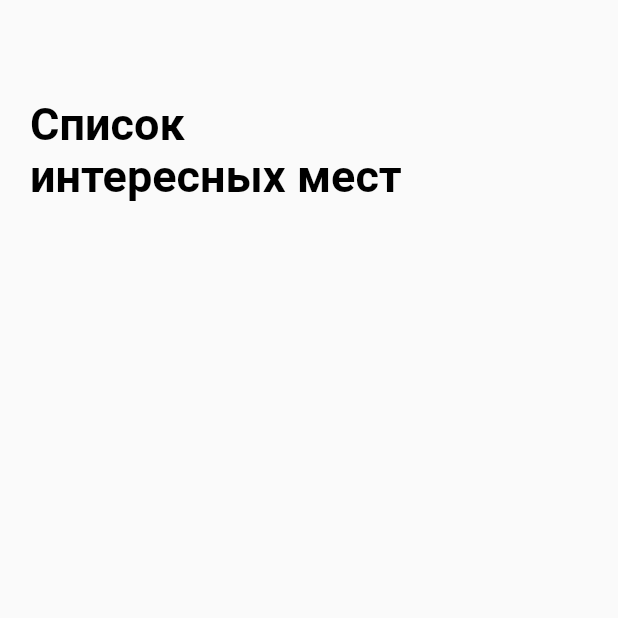
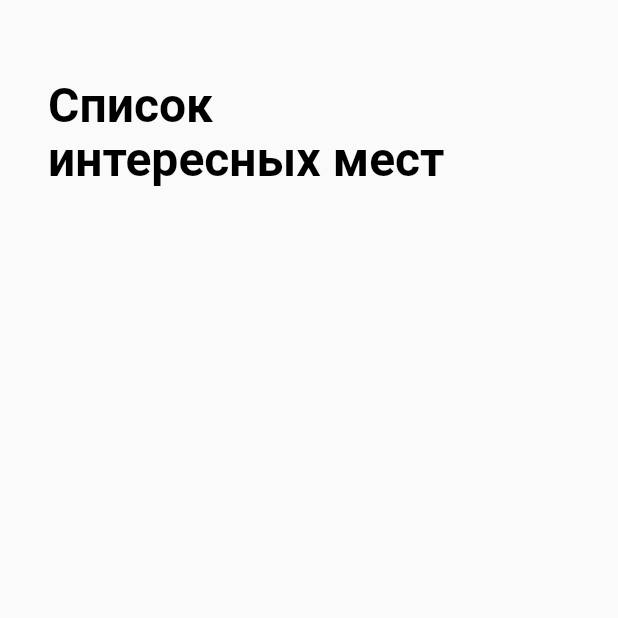
Before and after one commit to Vadim-T0/surf_places, a Flutter app: the screen it shows after launch, on a phone screen of 412 x 824 dp, the top half of it. Run offline on Flutter 3.47's test engine with Material 2 defaults, Android fonts, the phone set to English and light mode, and no system bars.

Commit message:
4.4.1 Text и TextStyle v2.

```diff
--- a/lib/main.dart
+++ b/lib/main.dart
@@ -14,6 +14,8 @@ class _AppState extends State<App> {
   @override
   Widget build(BuildContext context) {
     return MaterialApp(
+      debugShowCheckedModeBanner: false,
+      theme: ThemeData(fontFamily: 'Roboto'),
       home: SightListScreen(),
       title: 'App Title',
     );
--- a/lib/ui/screen/sight_list_screen.dart
+++ b/lib/ui/screen/sight_list_screen.dart
@@ -15,19 +15,22 @@ class _SightListScreenState extends State<SightListScreen> {
     return Scaffold(
       resizeToAvoidBottomInset: false,
       appBar: AppBar(
-        title: Text(
-          "Список\nинтересных мест",
-          maxLines: 2,
-          style: TextStyle(color: Colors.black, fontSize: 30, fontWeight: FontWeight.bold),
-          textAlign: TextAlign.left,
+        title: Padding(
+          padding: EdgeInsets.fromLTRB(16, 40, 16, 0), // Отступы из Figma
+          child: Text(
+            "Список\nинтересных мест",
+            style: TextStyle(
+              color: Colors.black,
+              fontSize: 32,
+              height: 36 / 32,
+              fontWeight: FontWeight.w700,
+            ),
+            textAlign: TextAlign.left,
+          ),
         ),
-        backgroundColor: Colors.transparent,
-        elevation: 0,
-        titleSpacing: 20,
-        toolbarHeight: 200,
-      ),
-      body: Center(
-        //   child: Text("Hello!"),
+        backgroundColor: Colors.transparent, // Прозрачный AppBar
+        elevation: 0, // Тень
+        toolbarHeight: 136, // Из Figma 64+72
       ),
     );
   }
```
Also changed, not shown: pubspec.lock.
